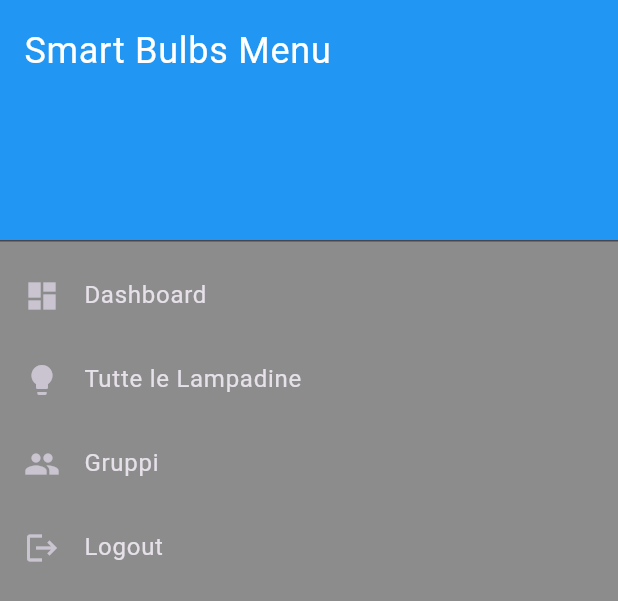
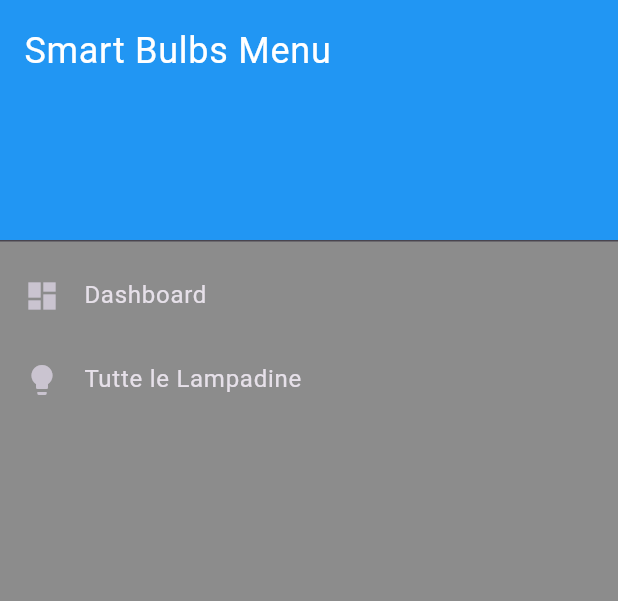
Before and after one commit to deltaimp/iot_smart_bulbs, a Flutter app: the MenuScreen widget shown alone on an empty page, opened directly, on a phone screen of 412 x 824 dp. Shown: the top 601 px of the screen. Run offline on Flutter 3.47's test engine with Material 3 defaults, Android fonts, the phone set to English and light mode, and no system bars; our stand-ins replace animated_text_kit, get.

Commit message:
delete of some listtile in menu_screen

```diff
--- a/lib/views/screens/menu_screen.dart
+++ b/lib/views/screens/menu_screen.dart
@@ -34,22 +34,15 @@ class MenuScreen extends StatelessWidget {
             // Vai alla lista completa lampadine
           },
         ),
-        ListTile(
-          leading: const Icon(Icons.group),
-          title: const Text('Gruppi'),
+        /*ListTile(
+          leading: const Icon(Icons.qualcosa),
+          title: const Text('qualcosa'),
           onTap: () {
             Navigator.pop(context);
-            // Vai alla schermata gruppi (es. Salotto, Cucina)
+            // Vai alla schermata gruppi (es. stanza1, stanza2)
           },
-        ),
-        ListTile(
-          leading: const Icon(Icons.logout),
-          title: const Text('Logout'),
-          onTap: () {
-            Navigator.pop(context);
-            // Esegui logout
-          },
-        ),
+        ),*/
+
       ],
     );
   }
```
